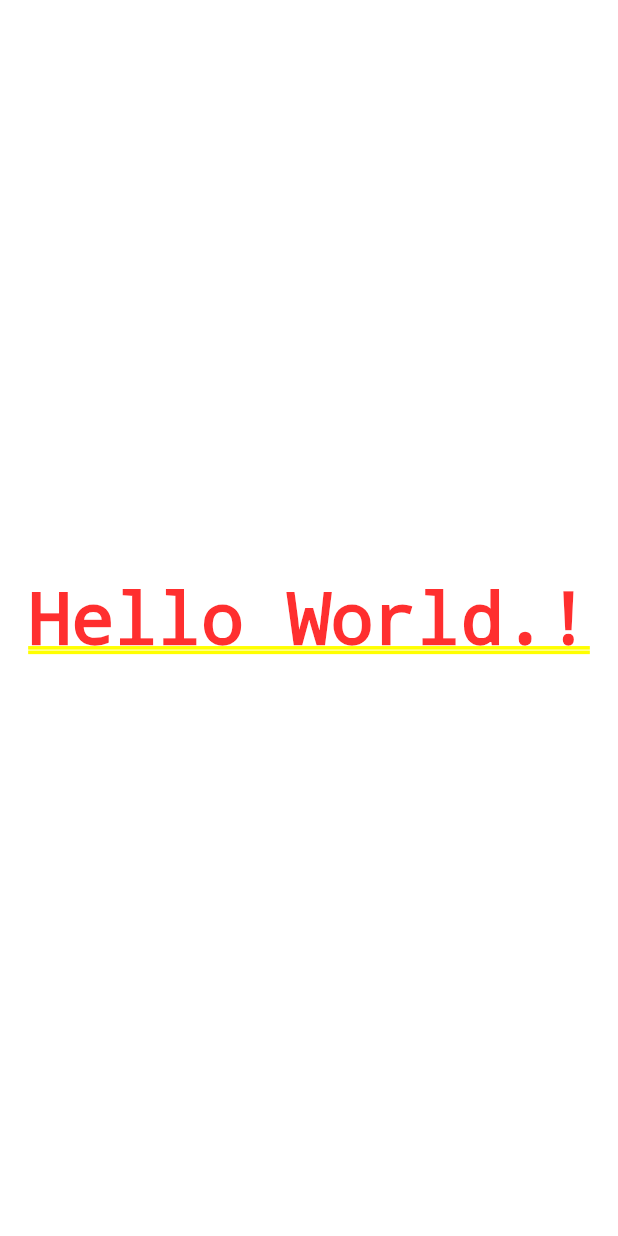
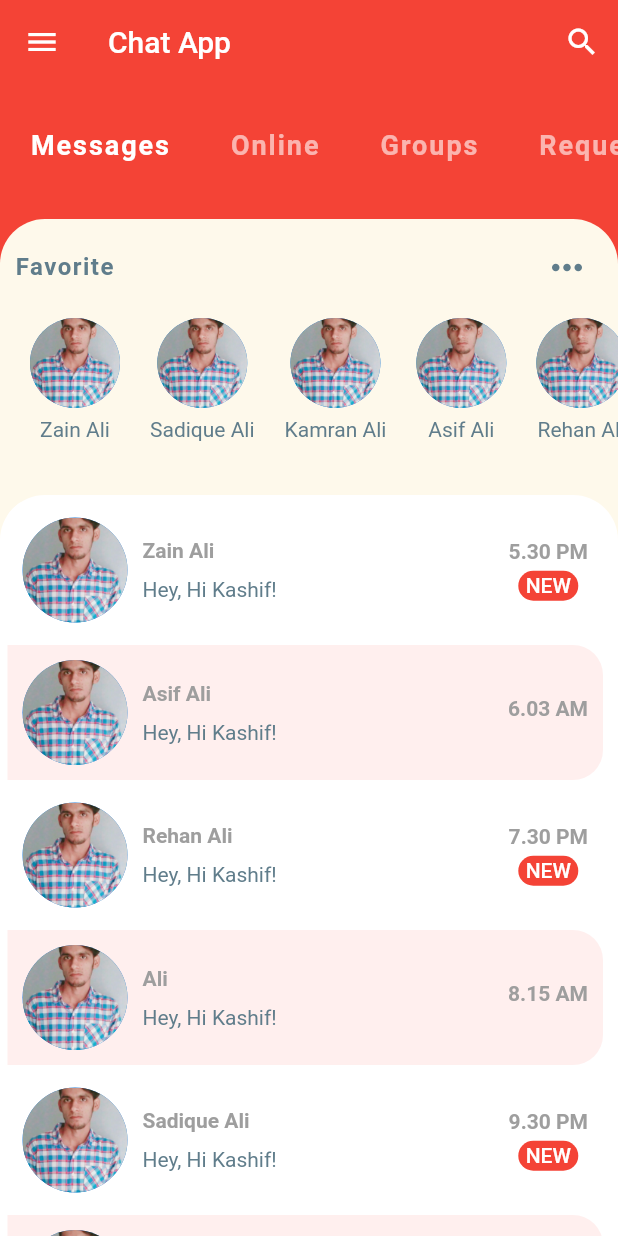
Before and after one commit to Sweng29/chat_app, a Flutter app: the screen it shows after launch, on a phone screen of 412 x 824 dp. Run offline on Flutter 3.47's test engine with Material 2 defaults, Android fonts, the phone set to English and light mode, and no system bars.

Commit message:
Homescreen with favorite and chat list added.

```diff
--- a/lib/main.dart
+++ b/lib/main.dart
@@ -1,28 +1,19 @@
+import 'package:chat_app/screens/home_screen.dart';
 import 'package:flutter/material.dart';
 
 void main() => runApp(MyApp());
 
 class MyApp extends StatelessWidget {
-  // This widget is the root of your application.
   @override
   Widget build(BuildContext context) {
     return MaterialApp(
-      title: 'Flutter Demo',
+      title: 'Flutter CHAT APP',
       theme: ThemeData(
-        // This is the theme of your application.
-        //
-        // Try running your application with "flutter run". You'll see the
-        // application has a blue toolbar. Then, without quitting the app, try
-        // changing the primarySwatch below to Colors.green and then invoke
-        // "hot reload" (press "r" in the console where you ran "flutter run",
-        // or simply save your changes to "hot reload" in a Flutter IDE).
-        // Notice that the counter didn't reset back to zero; the application
-        // is not restarted.
-        primarySwatch: Colors.blue,
+        primaryColor: Colors.red,
+        accentColor: Color(0xFFFEF9EB),
       ),
-      home: Center(
-        child: Text('Hello World.!'),
-      ),
+      debugShowCheckedModeBanner: false,
+      home: HomeScreen(),
     );
   }
 }
--- /dev/null
+++ b/lib/models/message.dart
@@ -0,0 +1,34 @@
+import 'package:chat_app/models/user.dart';
+
+class Message {
+  final User sender;
+  final String time;
+  final String text;
+  final bool isLiked;
+  final bool isRead;
+
+  Message(this.sender, this.time, this.text, this.isLiked, this.isRead);
+
+  static final User zain = User(1, 'Zain Ali', 'images/kashif.jpg');
+
+  static final User sadiq = User(2, 'Sadique Ali', 'images/kashif.jpg');
+
+  static final User kamran = User(3, 'Kamran Ali', 'images/kashif.jpg');
+
+  static final User danish = User(4, 'Danish Kumar', 'images/kashif.jpg');
+
+  static final User ali = User(5, 'Ali', 'images/kashif.jpg');
+
+  static final User rehan = User(6, 'Rehan Ali', 'images/kashif.jpg');
+
+  static final User asif = User(7, 'Asif Ali', 'images/kashif.jpg');
+
+  static List<Message> chats = [
+    Message(zain, '5.30 PM', 'Hey, Hi Kashif!', false, true),
+    Message(asif, '6.03 AM', 'Hey, Hi Kashif!', false, false),
+    Message(rehan, '7.30 PM', 'Hey, Hi Kashif!', true, true),
+    Message(ali, '8.15 AM', 'Hey, Hi Kashif!', false, false),
+    Message(sadiq, '9.30 PM', 'Hey, Hi Kashif!', true, true),
+    Message(kamran, '10.12 AM', 'Hey, Hi Kashif!', false, false),
+  ];
+}
--- /dev/null
+++ b/lib/models/user.dart
@@ -0,0 +1,10 @@
+class User {
+  final int id;
+  final String name;
+  final String imageUrl;
+
+  User(this.id, this.name, this.imageUrl);
+
+//User({this.id, this.name, this.imageUrl});
+
+}
--- /dev/null
+++ b/lib/screens/home_screen.dart
@@ -0,0 +1,67 @@
+import 'package:chat_app/widgets/category_selector.dart';
+import 'package:chat_app/widgets/favorite_contacts.dart';
+import 'package:chat_app/widgets/recent_chats.dart';
+import 'package:flutter/material.dart';
+
+class HomeScreen extends StatefulWidget {
+  @override
+  _HomeScreenState createState() => new _HomeScreenState();
+}
+
+class _HomeScreenState extends State<HomeScreen> {
+  @override
+  Widget build(BuildContext context) {
+    return Scaffold(
+      backgroundColor: Theme.of(context).primaryColor,
+      appBar: AppBar(
+        title: Text(
+          'Chat App',
+          style: TextStyle(
+            fontSize: 20,
+          ),
+        ),
+        elevation: 0.0,
+        leading: IconButton(
+          icon: Icon(
+            Icons.menu,
+            color: Colors.white,
+          ),
+          onPressed: null,
+        ),
+        actions: <Widget>[
+          IconButton(
+            icon: Icon(
+              Icons.search,
+              color: Colors.white,
+            ),
+            onPressed: null,
+          ),
+        ],
+      ),
+      body: Column(
+        crossAxisAlignment: CrossAxisAlignment.stretch,
+        mainAxisSize: MainAxisSize.min,
+        children: <Widget>[
+          CategorySelector(),
+          Expanded(
+            child: Container(
+              decoration: BoxDecoration(
+                color: Theme.of(context).accentColor,
+                borderRadius: BorderRadius.only(
+                  topLeft: Radius.circular(30),
+                  topRight: Radius.circular(30),
+                ),
+              ),
+              child: Column(
+                children: <Widget>[
+                  FavoriteContacts(),
+                  RecentChats(),
+                ],
+              ),
+            ),
+          ),
+        ],
+      ),
+    );
+  }
+}
--- /dev/null
+++ b/lib/widgets/category_selector.dart
@@ -0,0 +1,46 @@
+import 'package:flutter/material.dart';
+
+class CategorySelector extends StatefulWidget {
+  @override
+  _CategorySelectorState createState() => new _CategorySelectorState();
+}
+
+class _CategorySelectorState extends State<CategorySelector> {
+  int selectedCategory = 0;
+  List<String> categories = ['Messages', 'Online', 'Groups', 'Requests'];
+
+  @override
+  Widget build(BuildContext context) {
+    return Container(
+      height: 90.0,
+      color: Theme.of(context).primaryColor,
+      child: ListView.builder(
+          shrinkWrap: true,
+          scrollDirection: Axis.horizontal,
+          itemCount: categories.length,
+          itemBuilder: (BuildContext context, int index) {
+            return GestureDetector(
+              onTap: () {
+                setState(() {
+                  selectedCategory = index;
+                });
+              },
+              child: Padding(
+                padding: EdgeInsets.symmetric(horizontal: 20, vertical: 30.0),
+                child: Text(
+                  categories[index],
+                  style: TextStyle(
+                    fontSize: 18.0,
+                    fontWeight: FontWeight.bold,
+                    color: index == selectedCategory
+                        ? Colors.white
+                        : Colors.white60,
+                    letterSpacing: 1.3,
+                  ),
+                ),
+              ),
+            );
+          }),
+    );
+  }
+}
--- /dev/null
+++ b/lib/widgets/favorite_contacts.dart
@@ -0,0 +1,100 @@
+import 'package:chat_app/models/user.dart';
+import 'package:flutter/material.dart';
+
+class FavoriteContacts extends StatefulWidget {
+  @override
+  _FavoriteContactsState createState() => new _FavoriteContactsState();
+}
+
+class _FavoriteContactsState extends State<FavoriteContacts> {
+  final User currentUser = User(0, 'Kashif Ali', 'images/kashif.jpg');
+
+  static final User zain = User(1, 'Zain Ali', 'images/kashif.jpg');
+
+  static final User sadiq = User(2, 'Sadique Ali', 'images/kashif.jpg');
+
+  static final User kamran = User(3, 'Kamran Ali', 'images/kashif.jpg');
+
+  static final User danish = User(4, 'Danish Kumar', 'images/kashif.jpg');
+
+  static final User ali = User(5, 'Ali', 'images/kashif.jpg');
+
+  static final User rehan = User(6, 'Rehan Ali', 'images/kashif.jpg');
+
+  static final User asif = User(7, 'Asif Ali', 'images/kashif.jpg');
+
+  // USERS that will appear as favorites on the top
+  List<User> favorites = [zain, sadiq, kamran, asif, rehan];
+
+  // Default messages in the list
+  /**/
+
+  @override
+  Widget build(BuildContext context) {
+    return Padding(
+      padding: EdgeInsets.symmetric(vertical: 8.0),
+      child: Column(
+        children: <Widget>[
+          Padding(
+            padding: EdgeInsets.symmetric(horizontal: 10.0),
+            child: Row(
+              mainAxisAlignment: MainAxisAlignment.spaceBetween,
+              children: <Widget>[
+                Text(
+                  'Favorite',
+                  style: TextStyle(
+                    color: Colors.blueGrey,
+                    fontWeight: FontWeight.bold,
+                    letterSpacing: 1.0,
+                    fontSize: 16.0,
+                  ),
+                ),
+                IconButton(
+                  icon: Icon(
+                    Icons.more_horiz,
+                    color: Colors.blueGrey,
+                    size: 30.0,
+                  ),
+                  onPressed: () {},
+                )
+              ],
+            ),
+          ),
+          Container(
+            height: 120.0,
+            child: ListView.builder(
+              padding: EdgeInsets.only(left: 10.0),
+              scrollDirection: Axis.horizontal,
+              itemBuilder: (BuildContext context, int index) {
+                return Padding(
+                  padding: EdgeInsets.all(10.0),
+                  child: Column(
+                    children: <Widget>[
+                      CircleAvatar(
+                        backgroundImage:
+                            AssetImage(favorites.elementAt(index).imageUrl),
+                        radius: 30.0,
+                      ),
+                      SizedBox(
+                        height: 6.0,
+                      ),
+                      Text(
+                        favorites.elementAt(index).name,
+                        style: TextStyle(
+                          fontWeight: FontWeight.w400,
+                          color: Colors.blueGrey,
+                          fontSize: 14.0,
+                        ),
+                      ),
+                    ],
+                  ),
+                );
+              },
+              itemCount: favorites.length,
+            ),
+          )
+        ],
+      ),
+    );
+  }
+}
--- /dev/null
+++ b/lib/widgets/recent_chats.dart
@@ -0,0 +1,123 @@
+import 'package:chat_app/models/message.dart';
+import 'package:flutter/material.dart';
+
+class RecentChats extends StatefulWidget {
+  @override
+  _RecentChatsState createState() => new _RecentChatsState();
+}
+
+class _RecentChatsState extends State<RecentChats> {
+  @override
+  Widget build(BuildContext context) {
+    return Expanded(
+      child: Container(
+        decoration: BoxDecoration(
+          color: Colors.white,
+          borderRadius: BorderRadius.only(
+            topLeft: Radius.circular(30),
+            topRight: Radius.circular(30),
+          ),
+        ),
+        child: ClipRRect(
+          borderRadius: BorderRadius.only(
+            topLeft: Radius.circular(30),
+            topRight: Radius.circular(30),
+          ),
+          child: ListView.builder(
+            itemBuilder: (BuildContext context, int index) {
+              final Message chat = Message.chats[index];
+
+              return Container(
+                margin: EdgeInsets.only(left: 5.0, top: 5.0, right: 10.0),
+                padding: EdgeInsets.symmetric(horizontal: 10, vertical: 10),
+                decoration: BoxDecoration(
+                    color: chat.isRead ? Colors.white : Color(0xFFFFEFEE),
+                    borderRadius: BorderRadius.only(
+                      topRight: Radius.circular(20.0),
+                      bottomRight: Radius.circular(20.0),
+                    )),
+                child: Row(
+                  mainAxisAlignment: MainAxisAlignment.spaceBetween,
+                  children: <Widget>[
+                    Row(
+                      children: <Widget>[
+                        CircleAvatar(
+                          radius: 35.0,
+                          backgroundImage: AssetImage(chat.sender.imageUrl),
+                        ),
+                        SizedBox(
+                          width: 10.0,
+                        ),
+                        Column(
+                          crossAxisAlignment: CrossAxisAlignment.start,
+                          children: <Widget>[
+                            Text(
+                              chat.sender.name,
+                              style: TextStyle(
+                                color: Colors.grey,
+                                fontSize: 14.0,
+                                fontWeight: FontWeight.bold,
+                              ),
+                            ),
+                            SizedBox(
+                              height: 10.0,
+                            ),
+                            Container(
+                              width: MediaQuery.of(context).size.width * 0.45,
+                              child: Text(
+                                chat.text,
+                                style: TextStyle(
+                                  color: Colors.blueGrey,
+                                  fontSize: 14.0,
+                                  fontWeight: FontWeight.w400,
+                                ),
+                                overflow: TextOverflow.ellipsis,
+                              ),
+                            ),
+                          ],
+                        ),
+                      ],
+                    ),
+                    Column(
+                      children: <Widget>[
+                        Text(
+                          chat.time,
+                          style: TextStyle(
+                              color: Colors.grey,
+                              fontWeight: FontWeight.bold,
+                              fontSize: 14.0),
+                        ),
+                        SizedBox(
+                          height: 5.0,
+                        ),
+                        chat.isRead
+                            ? Container(
+                                height: 20.0,
+                                width: 40.0,
+                                decoration: BoxDecoration(
+                                  borderRadius: BorderRadius.circular(30.0),
+                                  color: Theme.of(context).primaryColor,
+                                ),
+                                alignment: Alignment.center,
+                                child: Text(
+                                  'NEW',
+                                  style: TextStyle(
+                                    color: Colors.white,
+                                    fontWeight: FontWeight.w500,
+                                  ),
+                                ),
+                              )
+                            : SizedBox.shrink(),
+                      ],
+                    )
+                  ],
+                ),
+              );
+            },
+            itemCount: Message.chats.length,
+          ),
+        ),
+      ),
+    );
+  }
+}
--- a/pubspec.yaml
+++ b/pubspec.yaml
@@ -41,8 +41,8 @@ flutter:
   uses-material-design: true
 
   # To add assets to your application, add an assets section, like this:
-  # assets:
-  #  - images/a_dot_burr.jpeg
+  assets:
+    - images/
   #  - images/a_dot_ham.jpeg
 
   # An image asset can refer to one or more resolution-specific "variants", see
```
Also changed, not shown: images/kashif.jpg (added).
